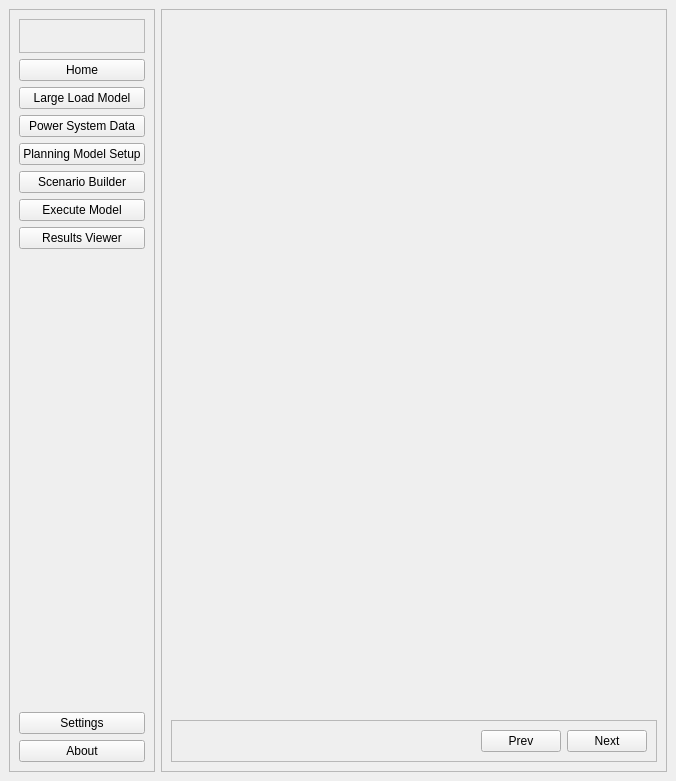
sandialabs/quest_planning, file quest_planning/ui/forms/main_window/main_window.ui: the form before one commit.
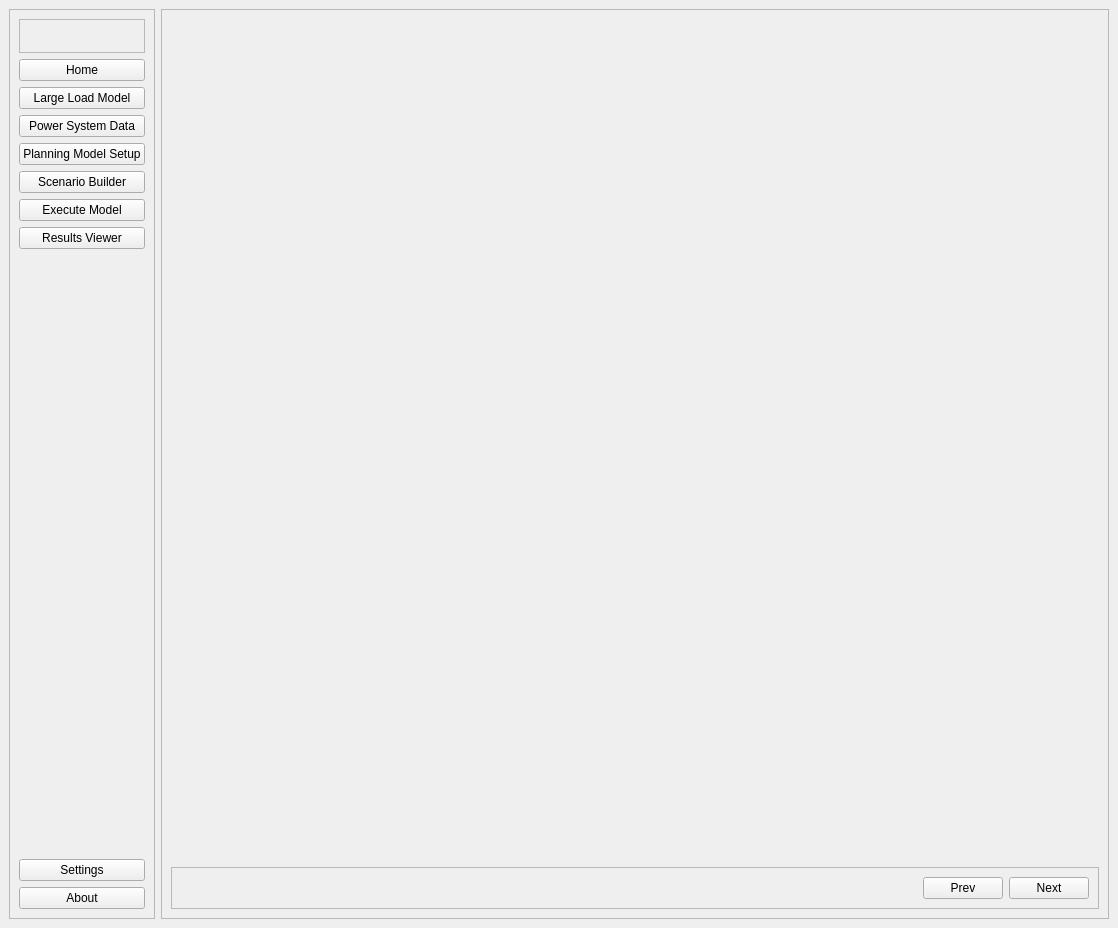
The form after the commit.

What changed in the file:
```diff
--- a/quest_planning/ui/forms/main_window/main_window.ui
+++ b/quest_planning/ui/forms/main_window/main_window.ui
@@ -6,8 +6,8 @@
    <rect>
     <x>0</x>
     <y>0</y>
-    <width>676</width>
-    <height>781</height>
+    <width>1118</width>
+    <height>928</height>
    </rect>
   </property>
   <property name="windowTitle">
```
